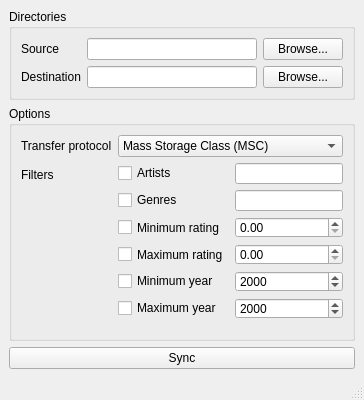
serpest/MusicSync, file musicsync/resources/ui/main_window.ui: the form before one commit.
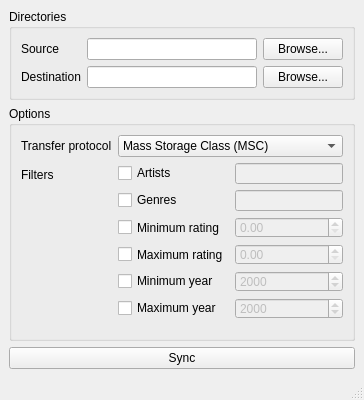
The form after the commit.

Commit message: Disable not selected filter fields

Patch:
```diff
--- a/musicsync/resources/ui/main_window.ui
+++ b/musicsync/resources/ui/main_window.ui
@@ -4,7 +4,7 @@
  <widget class="QMainWindow" name="MainWindow">
   <property name="geometry">
    <rect>
-    <width>400</width>
+    <width>600</width>
    </rect>
   </property>
   <property name="windowTitle">
@@ -82,6 +82,9 @@
          </item>
          <item row="0" column="1">
           <widget class="QLineEdit" name="artistsLine">
+           <property name="enabled">
+            <bool>false</bool>
+           </property>
            <property name="sizePolicy">
             <sizepolicy hsizetype="Expanding" vsizetype="Fixed">
              <horstretch>0</horstretch>
@@ -98,7 +101,11 @@
           </widget>
          </item>
          <item row="1" column="1">
-          <widget class="QLineEdit" name="genresLine"/>
+          <widget class="QLineEdit" name="genresLine">
+           <property name="enabled">
+            <bool>false</bool>
+           </property>
+          </widget>
          </item>
          <item row="2" column="0">
           <widget class="QCheckBox" name="minimumRatingCheckBox">
@@ -115,6 +122,9 @@
          </item>
          <item row="2" column="1">
           <widget class="QDoubleSpinBox" name="minimumRatingSpinBox">
+           <property name="enabled">
+            <bool>false</bool>
+           </property>
            <property name="sizePolicy">
             <sizepolicy hsizetype="Preferred" vsizetype="Fixed">
              <horstretch>0</horstretch>
@@ -144,6 +154,9 @@
          </item>
          <item row="3" column="1">
           <widget class="QDoubleSpinBox" name="maximumRatingSpinBox">
+           <property name="enabled">
+            <bool>false</bool>
+           </property>
            <property name="maximum">
             <double>5.000000000000000</double>
            </property>
@@ -161,6 +174,9 @@
          </item>
          <item row="4" column="1">
           <widget class="QSpinBox" name="minimumYearSpinBox">
+           <property name="enabled">
+            <bool>false</bool>
+           </property>
            <property name="maximum">
             <number>9999</number>
            </property>
@@ -178,6 +194,9 @@
          </item>
          <item row="5" column="1">
           <widget class="QSpinBox" name="maximumYearSpinBox">
+           <property name="enabled">
+            <bool>false</bool>
+           </property>
            <property name="maximum">
             <number>9999</number>
            </property>
```
The commit also changes 2 other files.
